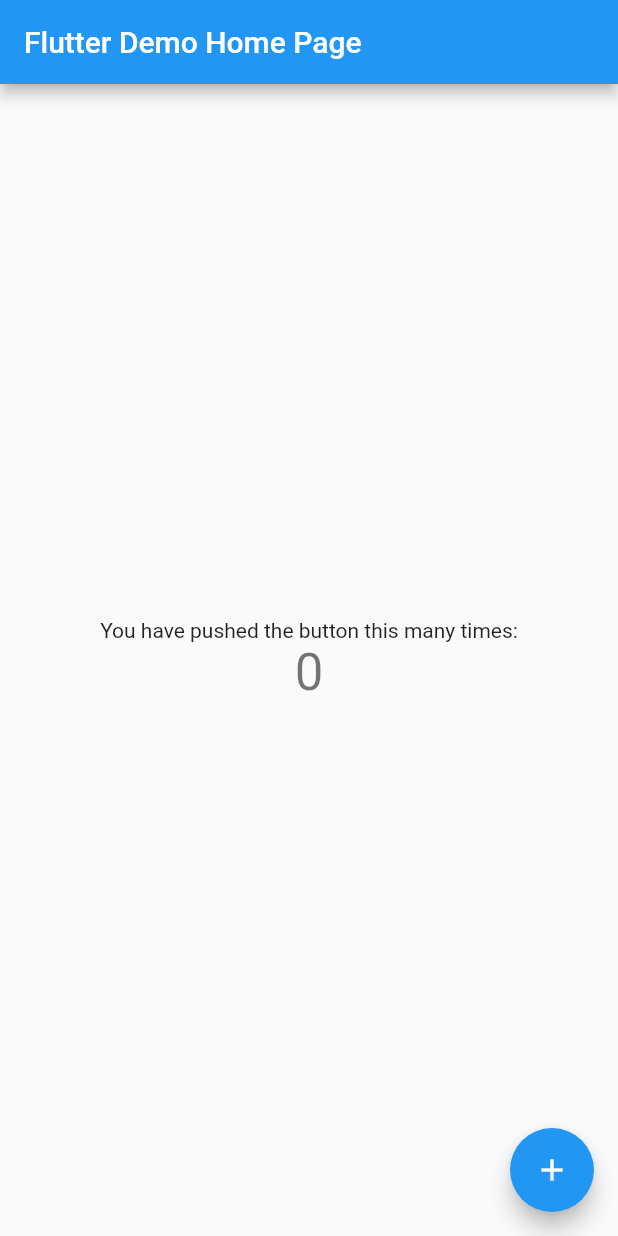
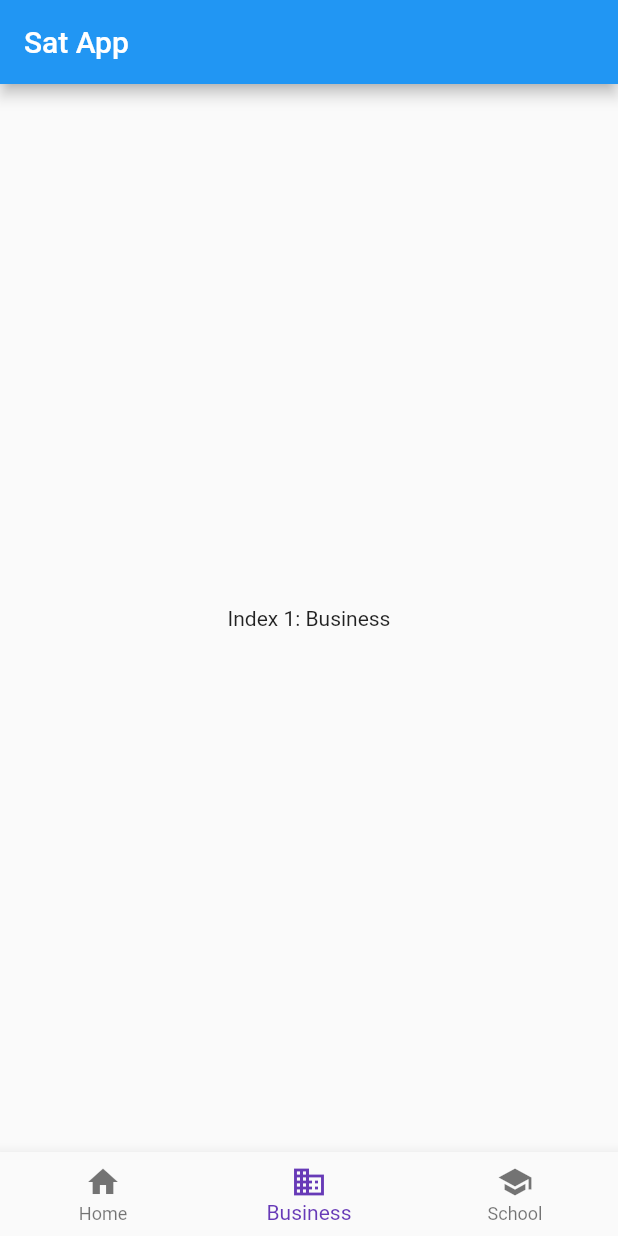
Before and after one commit to Laksara1996/SEDS, a Flutter app: the screen it shows after launch, on a phone screen of 412 x 824 dp. Run offline on Flutter 3.47's test engine with Material 2 defaults, Android fonts, the phone set to English and light mode, and no system bars.

Commit message:
Navigation Bottom

```diff
--- a/satappp/lib/main.dart
+++ b/satappp/lib/main.dart
@@ -45,67 +45,40 @@
 
 class _MyHomePageState extends State<MyHomePage> {
   int _counter = 0;
-
-  void _incrementCounter() {
-    setState(() {
-      // This call to setState tells the Flutter framework that something has
-      // changed in this State, which causes it to rerun the build method below
-      // so that the display can reflect the updated values. If we changed
-      // _counter without calling setState(), then the build method would not be
-      // called again, and so nothing would appear to happen.
-      _counter++;
-    });
-  }
+  int _selectedIndex = 1;
+  final _widgetOptions = [
+    Text('Index 0: Home'),
+    Text('Index 1: Business'),
+    Text('Index 2: School'),
+  ];
 
   @override
   Widget build(BuildContext context) {
-    // This method is rerun every time setState is called, for instance as done
-    // by the _incrementCounter method above.
-    //
-    // The Flutter framework has been optimized to make rerunning build methods
-    // fast, so that you can just rebuild anything that needs updating rather
-    // than having to individually change instances of widgets.
+
     return Scaffold(
       appBar: AppBar(
-        // Here we take the value from the MyHomePage object that was created by
-        // the App.build method, and use it to set our appbar title.
-        title: Text(widget.title),
+        title: Text('Sat App'),
       ),
       body: Center(
-        // Center is a layout widget. It takes a single child and positions it
-        // in the middle of the parent.
-        child: Column(
-          // Column is also layout widget. It takes a list of children and
-          // arranges them vertically. By default, it sizes itself to fit its
-          // children horizontally, and tries to be as tall as its parent.
-          //
-          // Invoke "debug painting" (press "p" in the console, choose the
-          // "Toggle Debug Paint" action from the Flutter Inspector in Android
-          // Studio, or the "Toggle Debug Paint" command in Visual Studio Code)
-          // to see the wireframe for each widget.
-          //
-          // Column has various properties to control how it sizes itself and
-          // how it positions its children. Here we use mainAxisAlignment to
-          // center the children vertically; the main axis here is the vertical
-          // axis because Columns are vertical (the cross axis would be
-          // horizontal).
-          mainAxisAlignment: MainAxisAlignment.center,
-          children: <Widget>[
-            Text(
-              'You have pushed the button this many times:',
-            ),
-            Text(
-              '$_counter',
-              style: Theme.of(context).textTheme.display1,
-            ),
-          ],
-        ),
+        child: _widgetOptions.elementAt(_selectedIndex),
       ),
-      floatingActionButton: FloatingActionButton(
-        onPressed: _incrementCounter,
-        tooltip: 'Increment',
-        child: Icon(Icons.add),
-      ), // This trailing comma makes auto-formatting nicer for build methods.
+      bottomNavigationBar: BottomNavigationBar(
+        items: <BottomNavigationBarItem>[
+          BottomNavigationBarItem(icon: Icon(Icons.home), title: Text('Home')),
+          BottomNavigationBarItem(icon: Icon(Icons.business), title: Text('Business')),
+          BottomNavigationBarItem(icon: Icon(Icons.school), title: Text('School')),
+        ],
+        currentIndex: _selectedIndex,
+        fixedColor: Colors.deepPurple,
+        onTap: _onItemTapped,
+      ),
+
     );
   }
+
+  void _onItemTapped(int index) {
+    setState(() {
+      _selectedIndex = index;
+    });
+  }
 }
```
